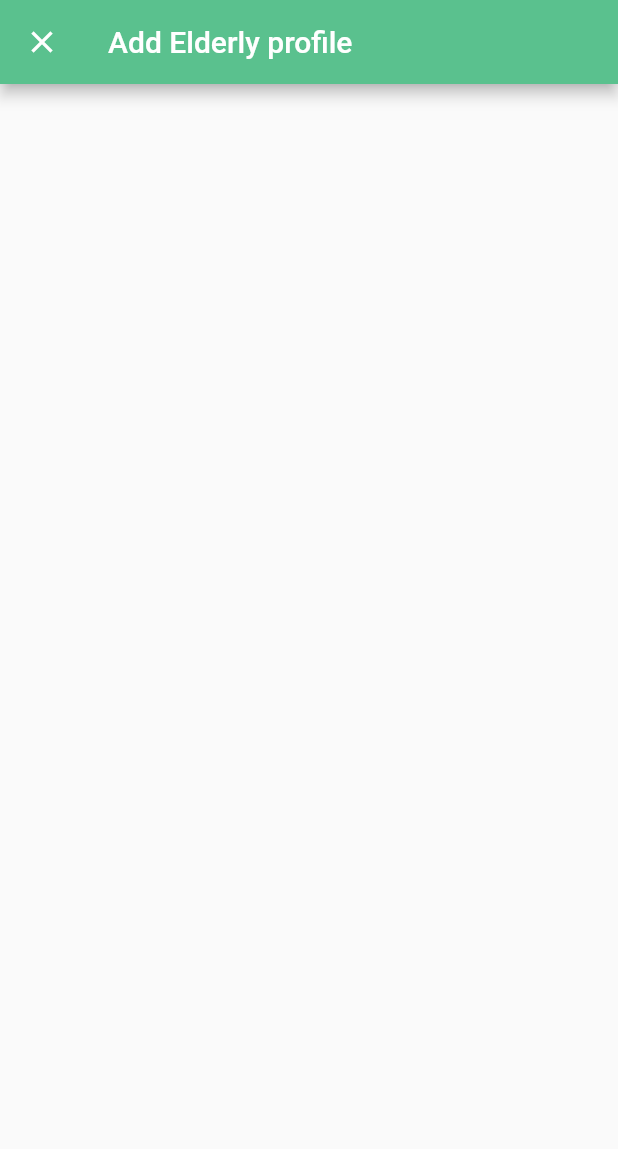
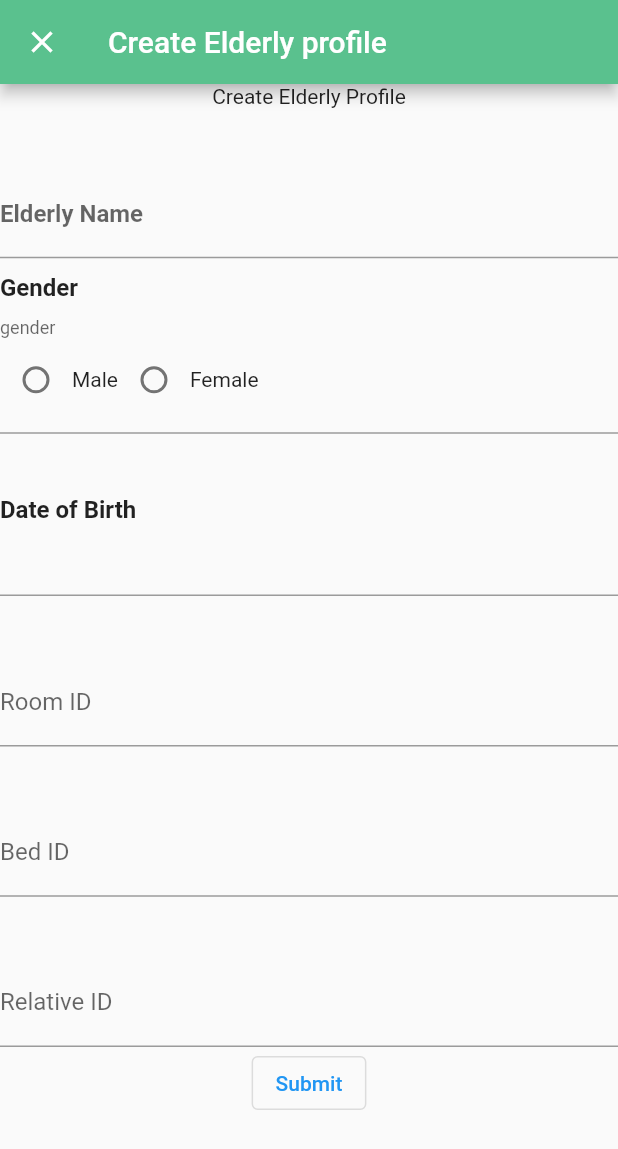
Before and after one commit to 002sky/fyp_project__WeCare, a Flutter app: the ProfileMainPage screen opened directly, after a tap on the "add" icon, on a phone screen of 412 x 824 dp. Shown: the top 1149 px of the screen. Run offline on Flutter 3.47's test engine with Material 2 defaults, Android fonts, the phone set to English and light mode, and no system bars; drawn by our look-alikes of flutter_form_builder; our stand-ins replace email_validator, form_builder_validators, shared_preferences, syncfusion_flutter_calendar; missing offline and left inert: dart:ffi, form_builder_extra_fields; accounts and stored records are empty; network calls fail; statements that could not run were skipped.

Commit message:
10/21 basic view profile detail
update on profile view and detail
database config change

```diff
--- /dev/null
+++ b/lib/config/databaseConfig.dart
@@ -0,0 +1,13 @@
+
+String databaseURL() {
+  //school
+  // return 'http://192.168.10.52:80/';
+  // return 'http://192.168.11.25:80/';
+
+  //home
+  // return 'http://192.168.68.108:80/';
+
+  // return'http://192.168.68.104:80/';
+
+  return 'http://192.168.68.107:80/';
+}
--- a/lib/page/addElderlyProfilePage.dart
+++ b/lib/page/addElderlyProfilePage.dart
@@ -1,5 +1,7 @@
 import 'package:flutter/material.dart';
 import 'package:flutter_form_builder/flutter_form_builder.dart';
+import 'package:intl/intl.dart';
+import 'package:form_builder_validators/form_builder_validators.dart';
 
 class AddElderlyProfilePage extends StatefulWidget {
   const AddElderlyProfilePage({super.key});
@@ -9,18 +11,119 @@ class AddElderlyProfilePage extends StatefulWidget {
 }
 
 class _AddElderlyProfilePageState extends State<AddElderlyProfilePage> {
+  TextEditingController elderlyNameContoller = new TextEditingController();
+  // TextEditingController elderlyNameContoller = new TextEditingController();
+
   @override
   Widget build(BuildContext context) {
     return Scaffold(
       appBar: AppBar(
         backgroundColor: Color(0xff5ac18e),
-        title: Text('Add Elderly profile'),
+        title: Text('Create Elderly profile'),
       ),
       body: Container(
         child: FormBuilder(
             child: Column(
           children: [
+            Align(
+              child: Text('Create Elderly Profile'),
+              alignment: Alignment.center,
+            ),
+            SizedBox(
+              height: MediaQuery.of(context).size.width * 0.1,
+            ),
+            FormBuilderTextField(
+              name: 'Elderly Name',
+              decoration: InputDecoration(
+                  labelText: 'Elderly Name',
+                  labelStyle:
+                      TextStyle(fontSize: 16, fontWeight: FontWeight.bold)),
+              controller: elderlyNameContoller,
+            ),
+            SizedBox(height: 10),
+            Align(
+              child: Text('Gender',
+                  style: TextStyle(fontSize: 16, fontWeight: FontWeight.bold)),
+              alignment: Alignment.centerLeft,
+            ),
+            FormBuilderRadioGroup(
+                decoration: InputDecoration(labelText: 'gender'),
+                name: 'Gender',
+                options: ['Male', 'Female']
+                    .map((lang) => FormBuilderFieldOption(value: lang))
+                    .toList(growable: false)),
 
+            SizedBox(
+              height: MediaQuery.of(context).size.width * 0.1,
+            ),
+            Align(
+              child: Text('Date of Birth',
+                  style: TextStyle(fontSize: 16, fontWeight: FontWeight.bold)),
+              alignment: Alignment.centerLeft,
+            ),
+            FormBuilderDateTimePicker(
+              name: "Date of Bitrh",
+              inputType: InputType.date,
+              format: DateFormat('M/d/y'),
+              validator: (value) {
+                if (value.toString().isEmpty) {
+                  return "roll";
+                }
+              },
+              onChanged: (value) => {},
+            ),
+
+            SizedBox(
+              height: MediaQuery.of(context).size.width * 0.1,
+            ),
+
+            FormBuilderTextField(
+              name: "Room ID",
+              decoration: InputDecoration(labelText: 'Room ID'),
+            ),
+            SizedBox(
+              height: MediaQuery.of(context).size.width * 0.1,
+            ),
+            FormBuilderTextField(
+              name: "Bed ID",
+              decoration: InputDecoration(labelText: 'Bed ID'),
+              autovalidateMode: AutovalidateMode.always,
+              validator: FormBuilderValidators.compose(
+                [
+                  FormBuilderValidators.required(
+                      errorText: 'please enter the Bed No')
+                ],
+              ),
+            ),
+            SizedBox(
+              height: MediaQuery.of(context).size.width * 0.1,
+            ),
+            FormBuilderTextField(
+              name: "Relative ID",
+              decoration: InputDecoration(labelText: 'Relative ID'),
+            ),
+
+            OutlinedButton(
+              child: Text('Submit'),
+              onPressed: () {
+                print('where is errror');
+              },
+            ),
+
+            // SizedBox(height: 10),
+            // Align(
+            //   child: Text('Color',
+            //       style: TextStyle(fontSize: 16, fontWeight: FontWeight.bold)),
+            //   alignment: Alignment.centerLeft,
+            // ),
+
+            // Row(
+            //   children: [
+            //     OutlinedButton(
+            //         onPressed: (() => {},
+            //         child: Text('button')),
+            //   ],
+            // )
           ],
         )),
       ),
--- a/lib/page/profileMainPage.dart
+++ b/lib/page/profileMainPage.dart
@@ -1,3 +1,6 @@
+import 'dart:developer';
+import 'dart:ffi';
+
 import 'package:flutter/material.dart';
 // import 'package:fyp_project_testing/dummy_data/dummy_profile.dart';
 // import 'package:fyp_project_testing/modal/profile.dart';
@@ -31,13 +34,14 @@ class ProfileMainPage extends StatelessWidget {
           ])),
       floatingActionButton: FloatingActionButton(
         child: Icon(Icons.add),
-
-        onPressed: () => {          Navigator.push(
+        onPressed: () => {
+          Navigator.push(
               context,
               MaterialPageRoute<void>(
                 builder: (BuildContext context) => AddElderlyProfilePage(),
                 fullscreenDialog: true,
-              ))},
+              ))
+        },
       ),
     );
   }
@@ -51,27 +55,41 @@ class ProfileCareList extends StatefulWidget {
 }
 
 class _ProfileCareListState extends State<ProfileCareList> {
+  // @override
+  // void didChangeDependencies() {
+  //   Provider.of<ProfileProvider>(context, listen: false).getPostData();
+
+  //   super.didChangeDependencies();
+  // }
+
   @override
   void initState() {
-    // TODO: implement initState
+    Provider.of<ProfileProvider>(context, listen: false).getPostData();
     super.initState();
-    final postData = Provider.of<ProfileProvider>(context, listen: false);
-    postData.getPostData();
   }
+
+  // void initState() {
+  //   // TODO: implement initState
+  //   super.initState();
+  //   postData = Provider.of<ProfileProvider>(context, listen: false);
+
+  // }
 
   @override
   Widget build(BuildContext context) {
-    final postD = Provider.of<ProfileProvider>(context);
+    final postD = Provider.of<ProfileProvider>(context, listen: false).profile;
+
     return Expanded(
         child: ListView.builder(
-      itemCount: postD.post?.length,
+      itemCount: postD.length,
       itemBuilder: (context, index) {
         return ProfileCard(
-            postD.post![index].name,
-            postD.post![index].DOB,
-            postD.post![index].bedID,
-            postD.post![index].gender,
-            postD.post![index].desc);
+            postD[index].name,
+            postD[index].DOB,
+            postD[index].bedID,
+            postD[index].gender,
+            postD[index].desc,
+            postD[index].id);
       },
     ));
 
--- a/lib/page/scheduleMainPage.dart
+++ b/lib/page/scheduleMainPage.dart
@@ -82,7 +82,7 @@ class _FullScreenDialog extends State<FullScreenDialog> {
               FormBuilderDateTimePicker(
                 name: 'StartTime',
                 onChanged: (val) {
-                  print(val);
+
                   startTime = val!;
                 },
               ),
@@ -96,7 +96,7 @@ class _FullScreenDialog extends State<FullScreenDialog> {
               FormBuilderDateTimePicker(
                 name: 'EndTime',
                 onChanged: (val) {
-                  print(val);
+
                   endTime = val!;
                 },
               ),
--- a/lib/provider/ElderlyProfile.dart
+++ b/lib/provider/ElderlyProfile.dart
@@ -1,6 +1,8 @@
 import 'dart:convert';
 import 'dart:developer';
 import 'dart:io';
+
+import 'package:fyp_project_testing/config/databaseConfig.dart';
 
 import 'dart:core';
 import '../modal/profileDetail.dart';
@@ -11,7 +13,7 @@ Future<List<ProfileDetail>> fetchProfileDetail() async {
   ProfileDetail? result;
   try {
     final response = await http.get(
-      Uri.parse('http://192.168.68.108:80/api/admin/viewProfile'),
+      Uri.parse( databaseURL().toString() +'api/admin/viewProfile'),
       headers: {
         HttpHeaders.contentTypeHeader: "application/json",
       },
--- a/lib/provider/auth.dart
+++ b/lib/provider/auth.dart
@@ -2,6 +2,8 @@ import 'dart:convert';
 import 'dart:async';
 import 'package:flutter/cupertino.dart';
 import 'package:http/http.dart' as http;
+import 'package:fyp_project_testing/config/databaseConfig.dart';
+
 
 import 'package:shared_preferences/shared_preferences.dart';
 
@@ -22,7 +24,7 @@ class Auth with ChangeNotifier {
 
   Future<void> _authentication(
       String email, String password, String urlSegment) async {
-    final url = Uri.parse('http://192.168.68.108:80/api/auth/$urlSegment');
+    final url = Uri.parse(databaseURL().toString() + 'api/auth/$urlSegment');
 
     try {
       final response = await http.post(url,
@@ -56,7 +58,7 @@ class Auth with ChangeNotifier {
   }
 
   Future<void> logout() async {
-    final url = Uri.parse('http://192.168.68.106:80/api/auth/logout');
+    final url = Uri.parse(databaseURL().toString() +'api/auth/logout');
     SharedPreferences localStorage = await SharedPreferences.getInstance();
     String? id = localStorage.getString('user');
     String? token = localStorage.getString('token');
--- a/lib/provider/profileProvider.dart
+++ b/lib/provider/profileProvider.dart
@@ -4,14 +4,22 @@ import '../provider/ElderlyProfile.dart';
 import '../modal/profileDetail.dart';
 
 class ProfileProvider extends ChangeNotifier {
-  List<ProfileDetail>? post;
+  List<ProfileDetail>? _Profile = [];
   // ProfileDetail? post;
   bool loading = false;
 
+  List<ProfileDetail> get profile {
+    return [...?_Profile];
+  }
+
   getPostData() async {
+    List<ProfileDetail>? loadedProfile = [];
+
     loading = true;
-    post = (await fetchProfileDetail());
+    loadedProfile = (await fetchProfileDetail());
     loading = false;
+
+    _Profile = loadedProfile;
 
     notifyListeners();
   }
--- a/pubspec.yaml
+++ b/pubspec.yaml
@@ -32,7 +32,9 @@ dependencies:
     sdk: flutter
   flutter_form_builder: ^7.6.0
   form_builder_extra_fields: ^8.3.0
+  form_builder_validators: ^8.3.0
   http: ^0.13.5
+  network_info_plus: ^3.0.1
   provider: ^6.0.3
   shared_preferences: ^2.0.15
   syncfusion_flutter_calendar: ^20.2.45
```
Also changed, not shown: lib/page/ProfileCard.dart (+20 -8 lines), lib/page/profileDetailView.dart (added, +48 -0 lines), pubspec.lock, 3 other files.
